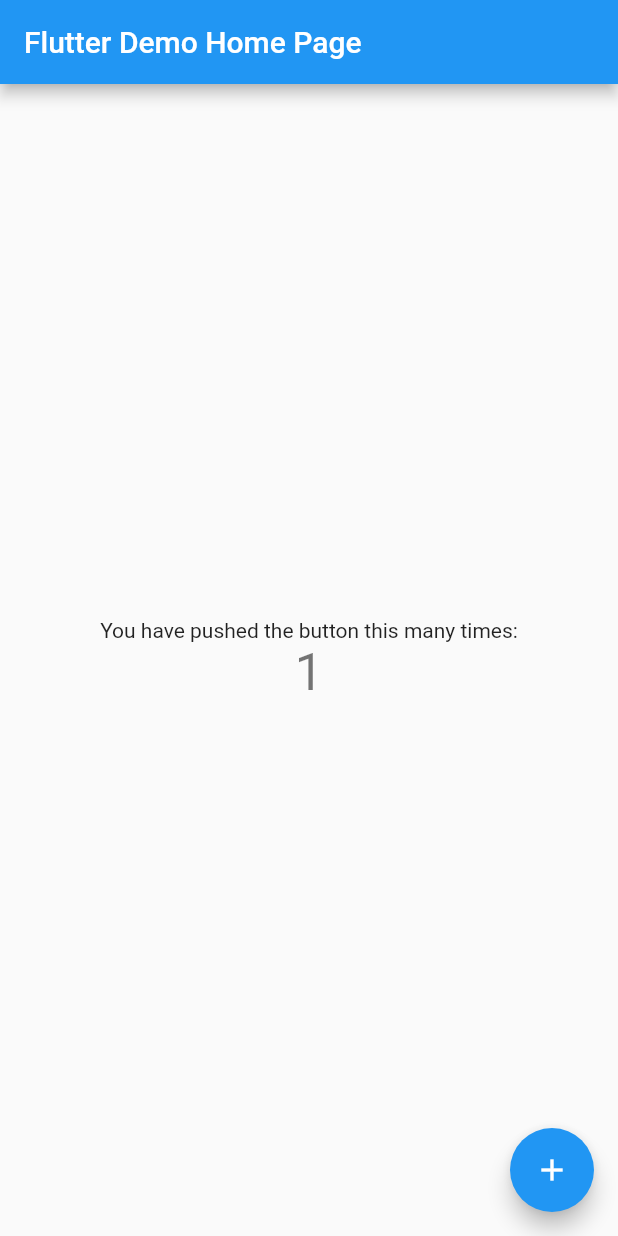
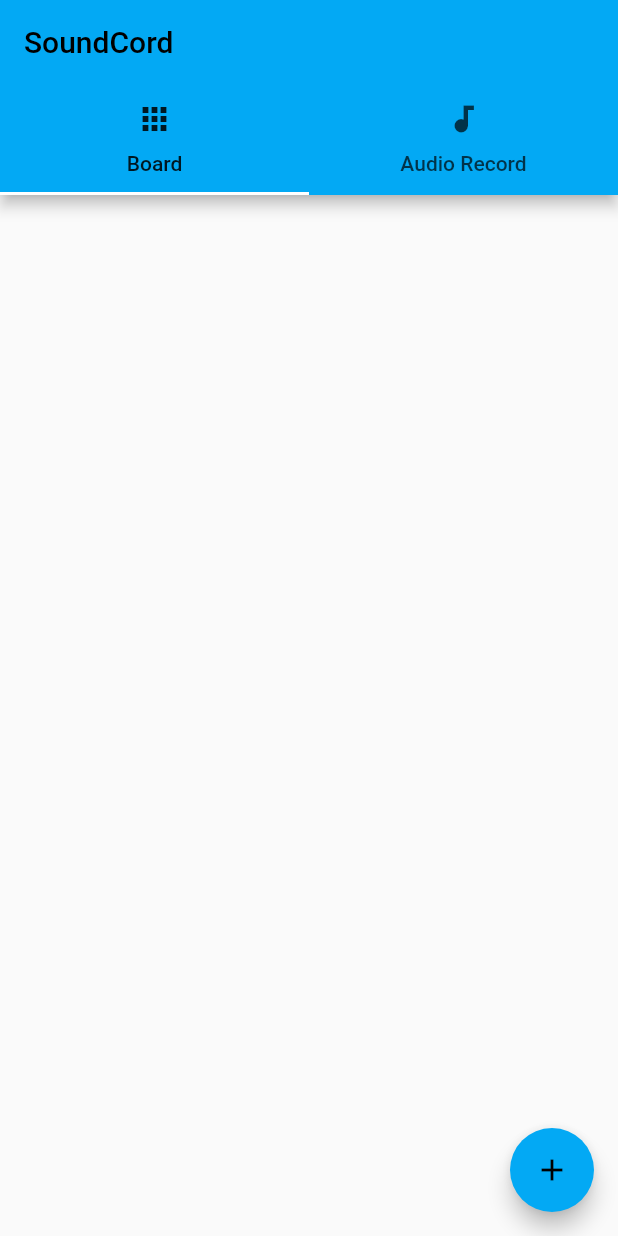
Before and after one commit to hyin8/CS4750-Mobile-Project, a Flutter app: the screen it shows after launch, after a tap on the "add" icon, on a phone screen of 412 x 824 dp. Run offline on Flutter 3.47's test engine with Material 2 defaults, Android fonts, the phone set to English and light mode, and no system bars; our stand-ins replace file_picker, permission_handler, shared_preferences; missing offline and left inert: flutter_sound.

Commit message:
Demo
Demo version of app.

```diff
--- /dev/null
+++ b/mobile_test/lib/audio_player.dart
@@ -0,0 +1,49 @@
+import 'package:flutter_sound/flutter_sound.dart';
+import 'package:path_provider/path_provider.dart';
+import 'package:permission_handler/permission_handler.dart';
+
+class AudioPlayer{
+
+  FlutterSoundPlayer? _player;
+  bool _isPlayerInit = false;
+  bool isPlaying = false;
+  bool isPaused = false;
+
+  Future init() async{
+    _player = FlutterSoundPlayer();
+    await _player!.openAudioSession();
+    _isPlayerInit = true;
+  }
+
+  void dispose() async{
+    _player!.closeAudioSession();
+    _player = null;
+    _isPlayerInit = false;
+  }
+
+  Future playAudio(String? path) async{
+    if(!_isPlayerInit) return;
+    _player!.startPlayer(fromURI: path);
+    isPlaying = true;
+
+  }
+  Future pauseAudio() async{
+    if(!_isPlayerInit) return;
+    await _player!.pausePlayer();
+    isPaused = true;
+  }
+  Future resumePlayer() async{
+    if(!_isPlayerInit) return;
+    await _player!.resumePlayer();
+    isPaused = false;
+  }
+  Future stopAudio() async{
+    if(!_isPlayerInit) return;
+    await _player!.stopPlayer();
+    isPlaying = false;
+    isPaused = false;
+
+  }
+
+
+}
--- a/mobile_test/lib/main.dart
+++ b/mobile_test/lib/main.dart
@@ -1,4 +1,5 @@
 import 'package:flutter/material.dart';
+import 'soundboard.dart';
 
 void main() {
   runApp(MyApp());
@@ -9,105 +10,12 @@ class MyApp extends StatelessWidget {
   @override
   Widget build(BuildContext context) {
     return MaterialApp(
-      title: 'Flutter Demo',
+      title: 'SoundCord',
+      debugShowCheckedModeBanner: false,
       theme: ThemeData(
-        // This is the theme of your application.
-        //
-        // Try running your application with "flutter run". You'll see the
-        // application has a blue toolbar. Then, without quitting the app, try
-        // changing the primarySwatch below to Colors.green and then invoke
-        // "hot reload" (press "r" in the console where you ran "flutter run",
-        // or simply save your changes to "hot reload" in a Flutter IDE).
-        // Notice that the counter didn't reset back to zero; the application
-        // is not restarted.
-        primarySwatch: Colors.blue,
+        primarySwatch: Colors.lightBlue,
       ),
-      home: MyHomePage(title: 'Flutter Demo Home Page'),
+      home: SoundBoard(),
     );
   }
 }
-
-class MyHomePage extends StatefulWidget {
-  MyHomePage({Key? key, required this.title}) : super(key: key);
-
-  // This widget is the home page of your application. It is stateful, meaning
-  // that it has a State object (defined below) that contains fields that affect
-  // how it looks.
-
-  // This class is the configuration for the state. It holds the values (in this
-  // case the title) provided by the parent (in this case the App widget) and
-  // used by the build method of the State. Fields in a Widget subclass are
-  // always marked "final".
-
-  final String title;
-
-  @override
-  _MyHomePageState createState() => _MyHomePageState();
-}
-
-class _MyHomePageState extends State<MyHomePage> {
-  int _counter = 0;
-
-  void _incrementCounter() {
-    setState(() {
-      // This call to setState tells the Flutter framework that something has
-      // changed in this State, which causes it to rerun the build method below
-      // so that the display can reflect the updated values. If we changed
-      // _counter without calling setState(), then the build method would not be
-      // called again, and so nothing would appear to happen.
-      _counter++;
-    });
-  }
-
-  @override
-  Widget build(BuildContext context) {
-    // This method is rerun every time setState is called, for instance as done
-    // by the _incrementCounter method above.
-    //
-    // The Flutter framework has been optimized to make rerunning build methods
-    // fast, so that you can just rebuild anything that needs updating rather
-    // than having to individually change instances of widgets.
-    return Scaffold(
-      appBar: AppBar(
-        // Here we take the value from the MyHomePage object that was created by
-        // the App.build method, and use it to set our appbar title.
-        title: Text(widget.title),
-      ),
-      body: Center(
-        // Center is a layout widget. It takes a single child and positions it
-        // in the middle of the parent.
-        child: Column(
-          // Column is also a layout widget. It takes a list of children and
-          // arranges them vertically. By default, it sizes itself to fit its
-          // children horizontally, and tries to be as tall as its parent.
-          //
-          // Invoke "debug painting" (press "p" in the console, choose the
-          // "Toggle Debug Paint" action from the Flutter Inspector in Android
-          // Studio, or the "Toggle Debug Paint" command in Visual Studio Code)
-          // to see the wireframe for each widget.
-          //
-          // Column has various properties to control how it sizes itself and
-          // how it positions its children. Here we use mainAxisAlignment to
-          // center the children vertically; the main axis here is the vertical
-          // axis because Columns are vertical (the cross axis would be
-          // horizontal).
-          mainAxisAlignment: MainAxisAlignment.center,
-          children: <Widget>[
-            Text(
-              'You have pushed the button this many times:',
-            ),
-            Text(
-              '$_counter',
-              style: Theme.of(context).textTheme.headline4,
-            ),
-          ],
-        ),
-      ),
-      floatingActionButton: FloatingActionButton(
-        onPressed: _incrementCounter,
-        tooltip: 'Increment',
-        child: Icon(Icons.add),
-      ), // This trailing comma makes auto-formatting nicer for build methods.
-    );
-  }
-}
--- /dev/null
+++ b/mobile_test/lib/sound_recorder.dart
@@ -0,0 +1,58 @@
+import 'package:flutter_sound/flutter_sound.dart';
+import 'package:path_provider/path_provider.dart';
+import 'package:permission_handler/permission_handler.dart';
+
+
+class SoundRecorder{
+  FlutterSoundRecorder? _audioRecorder;
+  bool _isRecorderInit = false;
+  bool get isRecording => _audioRecorder!.isRecording;
+  final name = 'audio.aac';
+  String? url;
+
+  Future init() async{
+    _audioRecorder = FlutterSoundRecorder();
+
+    final status = await Permission.microphone.request();
+    if(status != PermissionStatus.granted){
+      throw RecordingPermissionException("Microphone permission Denied");
+    }
+    await _audioRecorder!.openAudioSession();
+    _isRecorderInit = true;
+
+  }
+
+  void dispose(){
+    _audioRecorder!.closeAudioSession();
+    _audioRecorder = null;
+    _isRecorderInit =false;
+  }
+
+  Future _record() async {
+    if(!_isRecorderInit) return;
+
+    //final directory = await getApplicationDocumentsDirectory();
+    final directory = await getApplicationDocumentsDirectory();
+    String savePath = '${directory.path}/' + name;
+
+    print("Save Path: " + savePath);
+
+    await _audioRecorder!.startRecorder(toFile: savePath);
+  }
+  Future _stop() async{
+    if(!_isRecorderInit) return;
+    url = await _audioRecorder!.stopRecorder();
+  }
+  Future toggleRecording() async{
+    if (_audioRecorder!.isStopped){
+      await _record();
+    }
+    else{
+      await _stop();
+    }
+  }
+  String? getURL(){
+    return url;
+  }
+
+}
--- /dev/null
+++ b/mobile_test/lib/soundboard.dart
@@ -0,0 +1,315 @@
+import 'dart:async';
+import 'dart:io';
+import 'package:flutter_sound/flutter_sound.dart';
+import 'package:mobile_test/audio_player.dart';
+import 'package:path/path.dart';
+import 'util.dart';
+import 'package:shared_preferences/shared_preferences.dart';
+import 'package:flutter/foundation.dart';
+import 'package:flutter/material.dart';
+import 'package:path_provider/path_provider.dart';
+import 'package:file_picker/file_picker.dart';
+import 'sound_recorder.dart';
+
+class SoundBoard extends StatefulWidget {
+  const SoundBoard({Key? key}) : super(key: key);
+
+  @override
+  _SoundBoardState createState() => _SoundBoardState();
+}
+
+class _SoundBoardState extends State<SoundBoard>{
+  // -----Object and Variable declaration-----
+  List<String> _files = <String>[];
+  //Recorder
+  final recorder = SoundRecorder();
+  //Player
+  final player = AudioPlayer();
+  //Timer
+  Duration duration = Duration();
+  Timer? timer;
+
+  //Style settings
+  final padStyle = EdgeInsets.all(10);
+  final themeColor = Colors.lightBlue;
+  final secondThemeColor = Colors.pinkAccent;
+  final ButtonStyle flatButtonStyle = TextButton.styleFrom(
+    backgroundColor: Colors.lightBlue,
+    primary: Colors.black87,
+    minimumSize: Size(88, 36),
+    padding: EdgeInsets.symmetric(horizontal: 16.0),
+    shape: const RoundedRectangleBorder(
+      borderRadius: BorderRadius.all(Radius.circular(2.0)),
+    ),
+  );
+  final ButtonStyle elevatedStyle = ElevatedButton.styleFrom(
+    textStyle: const TextStyle(fontSize: 20),
+    minimumSize: Size(175,50),
+    primary: Colors.white,
+    onPrimary: Colors.black,
+  );
+
+  // -----End-----
+
+  // -----Overrides-----
+  @override
+  void initState(){
+    super.initState();
+    recorder.init();
+    player.init();
+    initApp();
+  }
+  @override
+  void dispose(){
+    recorder.dispose();
+    player.dispose();
+    super.dispose();
+
+  }
+
+  @override
+  Widget build(BuildContext context) {
+    saveApp();
+
+    return DefaultTabController(
+        length: 2,
+        child: Scaffold(
+          appBar: AppBar(
+            title: const Text("SoundCord"),
+            bottom: const TabBar(
+              indicatorColor: Colors.white,
+              //isScrollable: true,
+              tabs: <Widget>[
+                Tab(
+                    icon: Icon(Icons.apps),
+                    text: "Board"
+                ),
+                Tab(
+                    icon: Icon(Icons.audiotrack),
+                    text: "Audio Record"
+                )
+              ],
+            ),
+          ),
+          body: TabBarView(children: [
+            buildBoard(context),
+            buildAudioRecorder()
+          ],
+          ),
+        )
+    );
+  }
+  // -----End-----
+
+
+
+  // -----Custom Widgets-----
+  Widget buildAudioRecorder() {
+    final isRecording = recorder.isRecording;
+    final icon = isRecording ? Icons.stop : Icons.mic;
+    final text = isRecording ? 'STOP' : 'START';
+    final primary = isRecording ? Colors.red : Colors.white;
+    final onPrimary = isRecording ? Colors.white : Colors.black;
+    return  Center(
+        child: Column(
+          mainAxisAlignment: MainAxisAlignment.center,
+          children: [
+            Container(
+              padding: padStyle,
+              decoration: BoxDecoration(
+                color:Colors.red,
+                borderRadius: BorderRadius.circular(20)
+              ),
+              width: 150,
+              height: 150,
+              margin: EdgeInsets.all(10),
+              child: Center(child: buildTime()),
+            ),
+            Container(
+              padding: padStyle,
+              child: ElevatedButton.icon(
+                style: ElevatedButton.styleFrom(
+                  minimumSize: Size(175,50),
+                  primary: primary,
+                  onPrimary: onPrimary,
+                ),
+                icon: Icon(icon),
+                label: Text(text),
+                onPressed: () async {
+                  final isRecording = await recorder.toggleRecording();
+                  if(recorder.isRecording){
+                    startTimer();
+                  }
+                  else{
+                    stopTimer();
+                  }
+                  setState(() {});
+                },
+              ),
+            ),
+            Container(
+              padding: padStyle,
+              child: ElevatedButton.icon(
+                style: ElevatedButton.styleFrom(
+                  minimumSize: Size(175,50),
+                  primary: Colors.white,
+                ),
+                icon: Icon(Icons.play_arrow),
+                label: Text("Play"),
+                onPressed: () async{
+                  if(!recorder.isRecording){
+                    player.playAudio(recorder.getURL());
+                  }
+                },
+              ),
+            )
+          ],
+        )
+
+    );
+  }
+
+  Widget buildBoard(BuildContext context) {
+    int curIndex = 0;
+    return Scaffold(
+      body: ListView.builder(
+          itemCount: _files.length,
+          itemBuilder: (BuildContext context, int index){
+      return ListTile(
+        onTap: (){
+          if(!player.isPlaying){
+            curIndex = index;
+          }
+          else if(player.isPlaying & (curIndex != index)){
+            player.stopAudio();
+            return;
+          }
+          if(!player.isPlaying){
+            player.playAudio(_files[index]);
+          }
+          else if(player.isPlaying & !player.isPaused){
+            player.pauseAudio();
+          }
+          else if(player.isPlaying & player.isPaused){
+            player.resumePlayer();
+          }
+        },
+        leading: IconButton(
+          icon: Icon(Icons.cancel),
+          onPressed: (){
+            _files.removeAt(index);
+            if(player.isPlaying){
+              player.stopAudio();
+            }
+            setState(() {
+
+            });
+          },
+        ),
+        title: Container(
+          height: 50,
+          margin: EdgeInsets.only(top: 5, bottom: 5),
+          child: Row(
+            children: [
+              Container(
+                  margin: EdgeInsets.only(right:20),
+                  child: CircleAvatar(
+                    backgroundImage: AssetImage('assets/sound.jpg'),
+                  )
+              ),
+              Flexible(
+                  child: Container(
+                    padding: padStyle,
+                    child: Text(
+                      basename(_files[index]),
+                      overflow: TextOverflow.ellipsis,
+                    ),
+                  )
+              )
+
+            ],
+          ),
+        ),
+        trailing: IconButton(
+            icon: Icon(Icons.stop),
+            onPressed: (){
+                if(player.isPlaying){
+                  player.stopAudio();
+                }
+            },
+        )
+      );
+
+      }),
+      floatingActionButton: FloatingActionButton(
+        onPressed: () async{
+          FilePickerResult? result = await FilePicker.platform.pickFiles(
+            type: FileType.audio
+          );
+          if(result != null){
+            //File file = File(result.files.single.path!);
+            _files.add(result.files.single.path!);
+            //final savedFile = await saveFilePermanently(result.files.first);
+            //print(savedFile.path);
+          }else{
+
+          }
+          setState(() {});
+        },
+        tooltip: 'Add file',
+        child: Icon(Icons.add),
+      )
+    );
+
+  }
+  Widget buildPage(String text) {
+    return Center(
+        child:Text(text)
+    );
+  }
+
+  Widget buildTime(){
+    String twoDigits(int n) => n.toString().padLeft(2,'0');
+    final hours = twoDigits(duration.inHours);
+    final minutes = twoDigits(duration.inMinutes.remainder(60));
+    final seconds = twoDigits(duration.inSeconds.remainder(60));
+
+    return Text(
+      '$hours:$minutes:$seconds',
+      style: TextStyle(fontSize: 30),
+    );
+  }
+
+  // -----End-----
+
+  // -----Custom Functions-----
+  void initApp() async {
+    final pref = await SharedPreferences.getInstance();
+    _files = (pref.getStringList("files") ?? []);
+    setState(() {
+
+    });
+  }
+  void saveApp() async{
+    final pref = await SharedPreferences.getInstance();
+    pref.setStringList("files", _files);
+  }
+  void addTime(){
+    final addSeconds = 1;
+    setState(() {
+      final seconds = duration.inSeconds + addSeconds;
+      duration = Duration(seconds: seconds);
+    });
+  }
+  void stopTimer(){
+    setState(() {
+      duration = Duration(seconds: 0);
+      timer?.cancel();
+    });
+  }
+  void startTimer(){
+    timer = Timer.periodic(Duration(seconds: 1), (_) => addTime());
+  }
+  // -----End-----
+
+}
```
Also changed, not shown: mobile_test/lib/util.dart (added, +9 -0 lines), mobile_test/pubspec.yaml (+21 -3 lines), mobile_test/assets/sound.jpg (added), mobile_test/assets/soundcord_logo.jpg (added), mobile_test/pubspec.lock, 3 other files.
